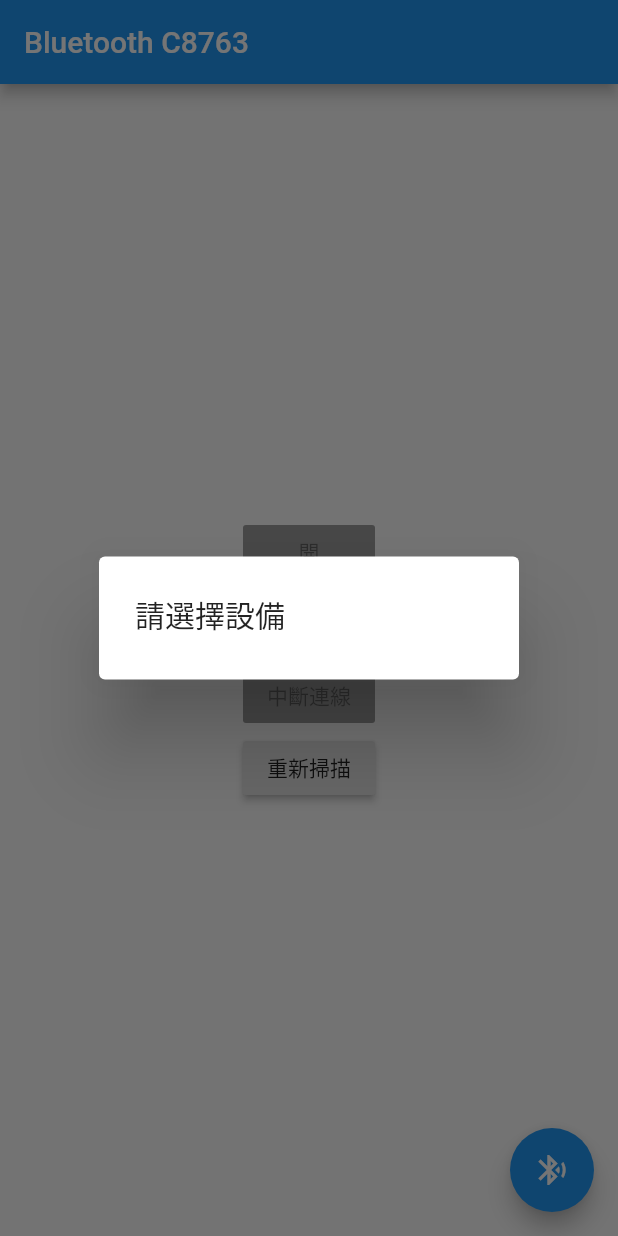
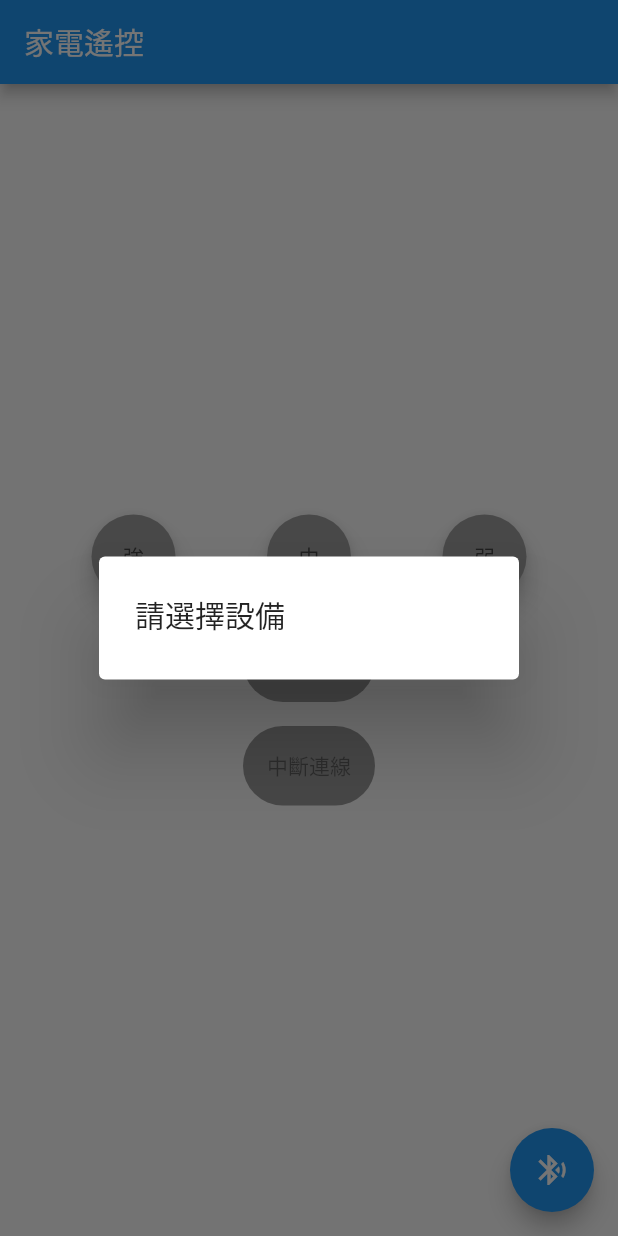
Before and after one commit to abc873693/Flutter-bluetooth, a Flutter app: the MyHomePage screen opened directly, after a tap on the "bluetooth audio" icon, on a phone screen of 412 x 824 dp. Run offline on Flutter 3.47's test engine with Material 2 defaults, Android fonts, the phone set to English and light mode, and no system bars; our stand-ins replace flutter_bluetooth_serial.

Commit message:
Update bluetooth library to flutter_bluetooth_serial
Update:
 to androidX
 android target sdk to 28
Add:
 wind control

```diff
--- a/lib/main.dart
+++ b/lib/main.dart
@@ -1,5 +1,6 @@
 import 'package:flutter/material.dart';
-import 'package:flutter_blue/flutter_blue.dart';
+import 'package:flutter/services.dart';
+import 'package:flutter_bluetooth_serial/flutter_bluetooth_serial.dart';
 
 void main() => runApp(MyApp());
 
@@ -8,15 +9,17 @@ class MyApp extends StatelessWidget {
   @override
   Widget build(BuildContext context) {
     return MaterialApp(
-      title: 'Bluetooth',
+      title: '家電遙控',
       theme: ThemeData(
         primarySwatch: Colors.blue,
       ),
       debugShowCheckedModeBanner: false,
-      home: MyHomePage(title: 'Bluetooth C8763'),
+      home: MyHomePage(title: '家電遙控'),
     );
   }
 }
+
+enum Level { close, strong, normal, weak }
 
 class MyHomePage extends StatefulWidget {
   MyHomePage({Key key, this.title}) : super(key: key);
@@ -28,12 +31,13 @@ class MyHomePage extends StatefulWidget {
 
 class _MyHomePageState extends State<MyHomePage> {
   int _counter = 0;
-  FlutterBlue flutterBlue = FlutterBlue.instance;
+  FlutterBluetoothSerial flutterBlue = FlutterBluetoothSerial.instance;
 
   var scanSubscription;
   List<BluetoothDevice> blueDeviceList;
+  BluetoothDevice deviceConnection;
   bool isConnected = false;
-  var deviceConnection;
+  Level level = Level.close;
 
   @override
   void initState() {
@@ -57,42 +61,121 @@ class _MyHomePageState extends State<MyHomePage> {
         child: Column(
           mainAxisAlignment: MainAxisAlignment.center,
           children: <Widget>[
-            RaisedButton(
-                child: Text("開"),
+            Row(
+              mainAxisAlignment: MainAxisAlignment.spaceEvenly,
+              children: <Widget>[
+                FloatingActionButton(
+                    backgroundColor: isConnected
+                        ? level == Level.strong ? Colors.blue : Colors.grey[300]
+                        : Colors.grey,
+                    child: Text(
+                      "強",
+                      style: TextStyle(
+                          color: isConnected && level == Level.strong
+                              ? Colors.white
+                              : Colors.grey[800]),
+                    ),
                     onPressed: isConnected
                         ? () async {
-                        await deviceConnection
-                            .writeCharacteristic('a', [0x12, 0x34]);
+                            await flutterBlue.write('b');
+                            setState(() {
+                              level = Level.strong;
+                            });
                           }
                         : null),
-            RaisedButton(
-                child: Text("關"),
+                FloatingActionButton(
+                    backgroundColor: isConnected
+                        ? level == Level.normal ? Colors.blue : Colors.grey[300]
+                        : Colors.grey,
+                    child: Text(
+                      "中",
+                      style: TextStyle(
+                          color: isConnected && level == Level.normal
+                              ? Colors.white
+                              : Colors.grey[800]),
+                    ),
                     onPressed: isConnected
                         ? () async {
-                        await deviceConnection
-                            .writeCharacteristic('b', [0x12, 0x34]);
+                            await flutterBlue.write('c');
+                            setState(() {
+                              level = Level.normal;
+                            });
                           }
                         : null),
-            RaisedButton(
-                child: Text("中斷連線"),
+                FloatingActionButton(
+                    backgroundColor: isConnected
+                        ? level == Level.weak ? Colors.blue : Colors.grey[300]
+                        : Colors.grey,
+                    child: Text(
+                      "弱",
+                      style: TextStyle(
+                          color: isConnected && level == Level.weak
+                              ? Colors.white
+                              : Colors.grey[800]),
+                    ),
                     onPressed: isConnected
-                    ? () {
-                        deviceConnection.cancel();
+                        ? () async {
+                            await flutterBlue.write('d');
+                            setState(() {
+                              level = Level.weak;
+                            });
                           }
                         : null),
+              ],
+            ),
+            SizedBox(height: 16),
             RaisedButton(
-                child: Text("重新掃描"),
-                onPressed: () {
-                  scanSubscription.cancel();
-                  initBluetooth();
+                shape: RoundedRectangleBorder(
+                  borderRadius: BorderRadius.all(
+                    Radius.circular(30.0),
+                  ),
+                ),
+                padding: EdgeInsets.all(16),
+                color: isConnected
+                    ? level == Level.close ? Colors.blue : Colors.grey[300]
+                    : Colors.grey,
+                child: Text(
+                  "關",
+                  style: TextStyle(
+                      color: isConnected && level == Level.close
+                          ? Colors.white
+                          : Colors.grey[800]),
+                ),
+                onPressed: isConnected
+                    ? () async {
+                        await flutterBlue.write('a');
+                        setState(() {
+                          level = Level.close;
+                        });
+                      }
+                    : null),
+            SizedBox(height: 16),
+            Builder(builder: (BuildContext context) {
+              return RaisedButton(
+                  shape: RoundedRectangleBorder(
+                    borderRadius: BorderRadius.all(
+                      Radius.circular(30.0),
+                    ),
+                  ),
+                  child: Text(
+                    "中斷連線",
+                  ),
+                  padding: EdgeInsets.all(16),
+                  onPressed: isConnected
+                      ? () async {
+                          await flutterBlue.disconnect();
                           setState(() {
                             isConnected = false;
                           });
-                })
+                          showMessage(context, "中斷成功");
+                        }
+                      : null);
+            }),
           ],
         ),
       ),
-      floatingActionButton: FloatingActionButton(
+      floatingActionButton: Builder(builder: (BuildContext context) {
+        return FloatingActionButton(
           onPressed: () {
             List<Widget> list = [];
             for (int i = 0; i < blueDeviceList.length; i++) {
@@ -100,63 +183,56 @@ class _MyHomePageState extends State<MyHomePage> {
             }
             showDialog<int>(
                     context: context,
-              builder: (BuildContext context) =>
+                    builder: (BuildContext _) =>
                         SimpleDialog(title: Text("請選擇設備"), children: list))
-              .then<void>((int position) {
+                .then<void>((int position) async {
               if (position != null) {
-              deviceConnection = flutterBlue
-                  .connect(blueDeviceList[position])
-                  .listen((s) {
-                if (s == BluetoothDeviceState.connected) {
+                deviceConnection = blueDeviceList[position];
+                flutterBlue.connect(deviceConnection).catchError((error) {
+                  //showMessage(context, "連接失敗");
+                });
                 setState(() {
                   isConnected = true;
                 });
-                  showMessage("連接成功");
-                } else if (s == BluetoothDeviceState.disconnected)
-                  setState(() {
-                    isConnected = false;
-                  });
-              });
+                showMessage(context, "連接成功");
               }
             });
           },
           tooltip: 'bluetooth select',
           child: Icon(Icons.bluetooth_audio),
-      ),
+        );
+      }),
     );
   }
 
-  void initBluetooth() {
+  Color get textColor => isConnected ? Colors.white : Colors.grey[800];
+
+  void initBluetooth() async {
     blueDeviceList = [];
-    scanSubscription = flutterBlue.scan().listen((scanResult) async {
-      var index = -1;
-      for (var i = 0; i < blueDeviceList.length; i++) {
-        if (blueDeviceList[i].id.id == scanResult.device.id.id) {
-          blueDeviceList[i] = scanResult.device;
-          index = i;
+    List<BluetoothDevice> devices = [];
+
+    try {
+      blueDeviceList = await flutterBlue.getBondedDevices();
+      for (var i in devices) {
+        blueDeviceList.add(i);
       }
+    } on PlatformException {
+      // TODO - Error
     }
-      if (index == -1) {
-        var state = await scanResult.device.state;
-        if (state == BluetoothDeviceState.disconnected) {
-          blueDeviceList.add(scanResult.device);
-        }
-      }
-    });
   }
 
   SimpleDialogOption _dialogItem(int index, BluetoothDevice device) {
     return SimpleDialogOption(
         child: ListTile(
           title: Text(device.name),
-          subtitle: Text("${device.id}"),
+          subtitle: Text("${device.address}"),
         ),
         onPressed: () {
           Navigator.pop(context, index);
         });
   }
 
-  showMessage(String text) {
+  showMessage(BuildContext context, String text) {
     final snackBar = SnackBar(content: Text(text));
     Scaffold.of(context).showSnackBar(snackBar);
   }
--- a/pubspec.yaml
+++ b/pubspec.yaml
@@ -10,7 +10,7 @@ description: A new Flutter application.
 version: 1.0.0+1
 
 environment:
-  sdk: ">=2.0.0-dev.68.0 <3.0.0"
+  sdk: ">=2.2.0 <3.0.0"
 
 dependencies:
   flutter:
@@ -19,7 +19,7 @@ dependencies:
   # The following adds the Cupertino Icons font to your application.
   # Use with the CupertinoIcons class for iOS style icons.
   cupertino_icons: ^0.1.2
-  flutter_blue: ^0.4.1
+  flutter_bluetooth_serial: ^0.0.5
    # path: ../flutter_blue
 
 dev_dependencies:
```
Also changed, not shown: 10 other files. Lines whose indentation alone changed are shown as unchanged.
